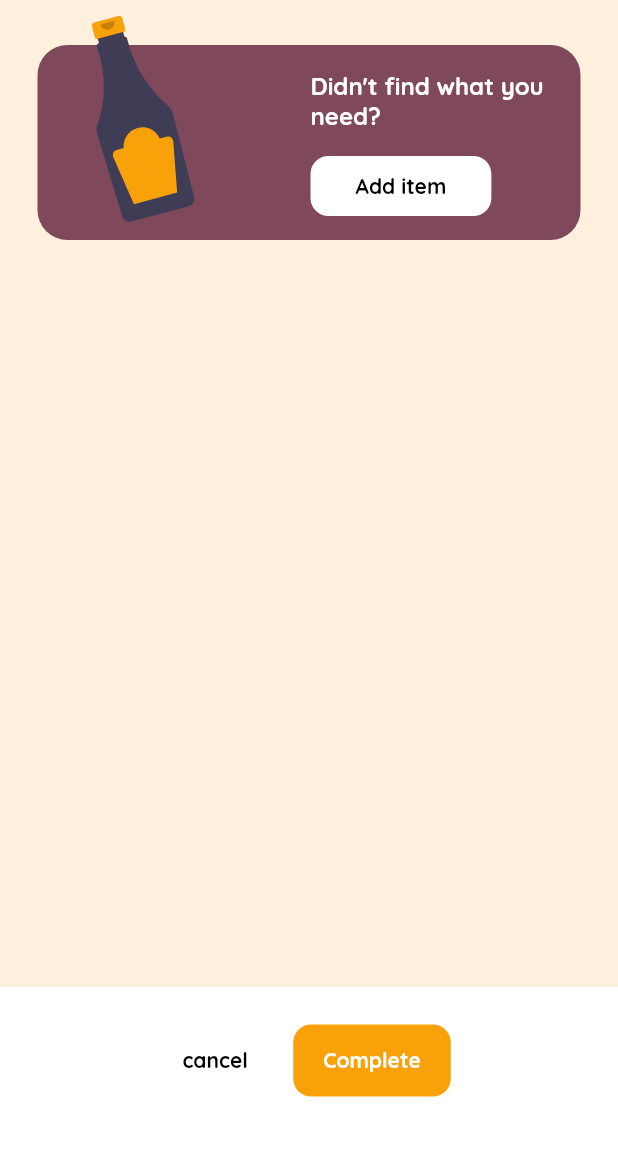
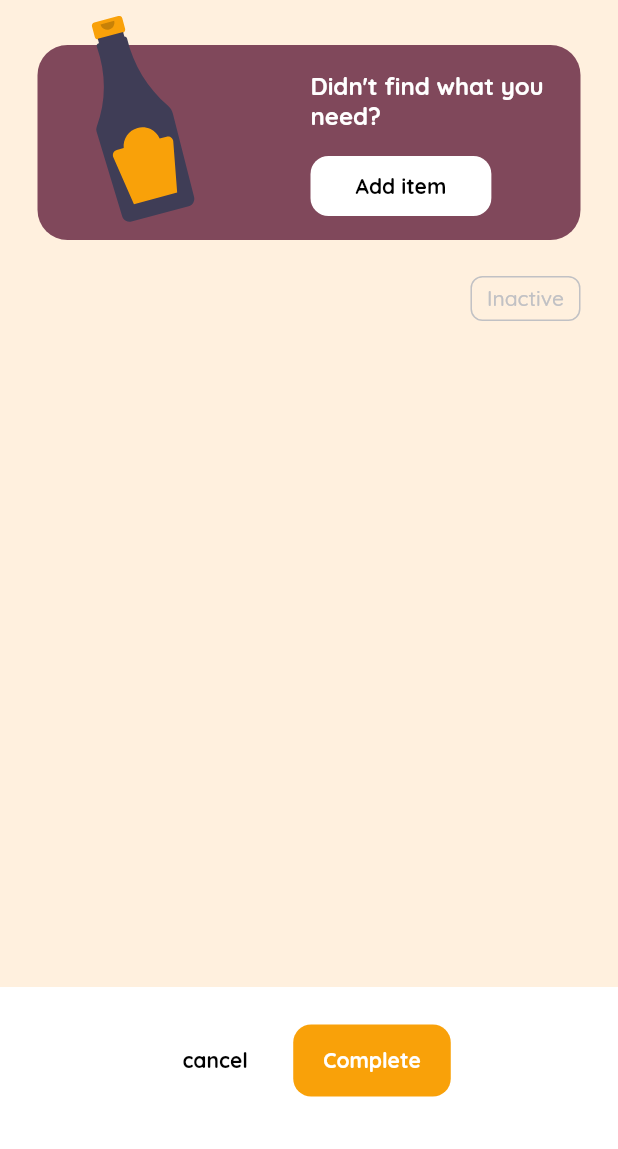
Before and after one commit to glomvardos/shoppingify-flutter, a Flutter app: the SelectedShoppingListScreen screen opened directly with empty values, on a phone screen of 412 x 824 dp, the part 87-1236 px from its top. Run offline on Flutter 3.47's test engine with Material 2 defaults, Android fonts, the phone set to English and light mode, and no system bars; our stand-ins replace bloc, dio, equatable, flutter_bloc, flutter_svg, shared_preferences; accounts and stored records are empty.

Commit message:
Added selected shopping list  button states

```diff
--- /dev/null
+++ b/lib/helpers/shopping_list_status.dart
@@ -0,0 +1,28 @@
+import 'package:flutter/material.dart';
+import 'package:shoppingify/models/shoppinglist.dart';
+
+class ShoppingListStatus {
+  static Map<String, dynamic> status(ShoppingList list) {
+    if (list.isActive) {
+      return {
+        "status": "Active",
+        "color": Colors.greenAccent,
+      };
+    } else if (list.isCompleted) {
+      return {
+        "status": "Completed",
+        "color": const Color(0xFF56CCF2),
+      };
+    } else if (list.isCancelled) {
+      return {
+        "status": "Cancelled",
+        "color": const Color(0xFFEB5757),
+      };
+    } else {
+      return {
+        "status": "Inactive",
+        "color": const Color(0xFFC1C1C4),
+      };
+    }
+  }
+}
--- a/lib/screens/selected_shopping_list/selected_shopping_list_screen.dart
+++ b/lib/screens/selected_shopping_list/selected_shopping_list_screen.dart
@@ -1,6 +1,7 @@
 import 'package:flutter/material.dart';
 import 'package:flutter_bloc/flutter_bloc.dart';
 import 'package:shoppingify/enums/button_type.dart';
+import 'package:shoppingify/helpers/shopping_list_status.dart';
 import 'package:shoppingify/helpers/string_methods.dart';
 import 'package:shoppingify/models/item.dart';
 import 'package:shoppingify/models/shoppinglist.dart';
@@ -12,19 +13,40 @@ import 'package:shoppingify/widgets/ui/buttons/button.dart';
 import 'package:shoppingify/widgets/ui/buttons/go_back_btn.dart';
 import 'package:shoppingify/widgets/ui/shopping_list_header.dart';
 
-class SelectedShoppingListScreen extends StatelessWidget {
+class SelectedShoppingListScreen extends StatefulWidget {
   const SelectedShoppingListScreen({Key? key}) : super(key: key);
   static const routeName = '/selected-shopping-list';
 
   @override
+  State<SelectedShoppingListScreen> createState() =>
+      _SelectedShoppingListScreenState();
+}
+
+class _SelectedShoppingListScreenState
+    extends State<SelectedShoppingListScreen> {
+  late ShoppingList _shoppingList;
+  bool isListCompleted = false;
+
+  @override
+  void didChangeDependencies() {
+    _shoppingList = ModalRoute.of(context)?.settings.arguments as ShoppingList;
+    isListCompleted = _shoppingList.categories.every((item) => item.isChecked);
+    super.didChangeDependencies();
+  }
+
+  void _checkIfListIsCompleted() {
+    setState(() {
+      isListCompleted =
+          _shoppingList.categories.every((item) => item.isChecked);
+    });
+  }
+
+  @override
   Widget build(BuildContext context) {
-    final shoppingList =
-        ModalRoute.of(context)?.settings.arguments as ShoppingList;
-    final Map<String, List<Item>> items = {};
-
     Future<bool> buttonDialog(String text) async {
       final capitalizedText = StringMethods.capitalizeString(text);
       return await showDialog(
+          barrierDismissible: false,
           context: context,
           builder: (context) {
             return CustomAlertDialog(
@@ -39,7 +61,7 @@ class SelectedShoppingListScreen extends StatelessWidget {
     void onSubmitListAction(bool isCompleted, bool isCancelled, String text) {
       context
           .read<ShoppingListService>()
-          .updateShoppingList(shoppingList.id!, isCompleted, isCancelled)
+          .updateShoppingList(_shoppingList.id!, isCompleted, isCancelled)
           .then((_) => {
                 ScaffoldMessenger.of(context).showSnackBar(
                   SnackBar(
@@ -64,7 +86,9 @@ class SelectedShoppingListScreen extends StatelessWidget {
               });
     }
 
-    for (var item in shoppingList.categories) {
+    final Map<String, List<Item>> items = {};
+
+    for (var item in _shoppingList.categories) {
       if (!items.containsKey(item.category)) {
         items[item.category] = [item];
       } else {
@@ -79,7 +103,11 @@ class SelectedShoppingListScreen extends StatelessWidget {
           categoryName: category,
           items: items,
           isListOfCheckBoxes: true,
-          listId: shoppingList.id,
+          isCheckBoxNotEnabled: _shoppingList.isCompleted ||
+              _shoppingList.isCancelled ||
+              !_shoppingList.isActive,
+          listId: _shoppingList.id,
+          checkIfListIsCompleted: _checkIfListIsCompleted,
         ),
       );
     });
@@ -106,7 +134,7 @@ class SelectedShoppingListScreen extends StatelessWidget {
                             const GoBackBtn(),
                             Button(
                                 type: ButtonType.primary,
-                                text: shoppingList.isActive
+                                text: _shoppingList.isActive
                                     ? 'Make Inactive'
                                     : 'Make Active',
                                 onPressedHandler: () {})
@@ -114,10 +142,38 @@ class SelectedShoppingListScreen extends StatelessWidget {
                         ),
                         const ShoppingListHeader(),
                         const SizedBox(height: 20),
-                        Text(
-                          shoppingList.name,
-                          style: const TextStyle(
-                              fontSize: 30, fontWeight: FontWeight.bold),
+                        Row(
+                          mainAxisAlignment: MainAxisAlignment.spaceBetween,
+                          children: [
+                            FittedBox(
+                              child: Text(
+                                _shoppingList.name,
+                                style: const TextStyle(
+                                    fontSize: 30, fontWeight: FontWeight.bold),
+                              ),
+                            ),
+                            Container(
+                              padding: const EdgeInsets.symmetric(
+                                  horizontal: 10, vertical: 5),
+                              decoration: BoxDecoration(
+                                borderRadius: BorderRadius.circular(8),
+                                border: Border.all(
+                                  color: ShoppingListStatus.status(
+                                      _shoppingList)['color'],
+                                  width: 1,
+                                ),
+                              ),
+                              child: Text(
+                                ShoppingListStatus.status(
+                                    _shoppingList)['status'],
+                                style: TextStyle(
+                                  color: ShoppingListStatus.status(
+                                      _shoppingList)['color'],
+                                  fontWeight: FontWeight.w500,
+                                ),
+                              ),
+                            )
+                          ],
                         ),
                         ...displayItems,
                       ],
@@ -133,6 +189,8 @@ class SelectedShoppingListScreen extends StatelessWidget {
                     children: [
                       Button(
                         type: ButtonType.secondary,
+                        isDisabled: _shoppingList.isCompleted ||
+                            _shoppingList.isCancelled,
                         text: 'cancel',
                         onPressedHandler: () async {
                           final res = await buttonDialog('cancel');
@@ -146,6 +204,8 @@ class SelectedShoppingListScreen extends StatelessWidget {
                       Button(
                         type: ButtonType.primary,
                         text: 'Complete',
+                        isDisabled:
+                            !isListCompleted || _shoppingList.isCompleted,
                         onPressedHandler: () async {
                           final res = await buttonDialog('complete');
                           if (res) {
--- a/lib/screens/shopping_list/widgets/shopping_list_items.dart
+++ b/lib/screens/shopping_list/widgets/shopping_list_items.dart
@@ -10,6 +10,8 @@ class ShoppingListItems extends StatelessWidget {
     required this.categoryName,
     required this.items,
     required this.isListOfCheckBoxes,
+    required this.checkIfListIsCompleted,
+    required this.isCheckBoxNotEnabled,
     this.listId = 0,
   }) : super(key: key);
 
@@ -17,6 +19,8 @@ class ShoppingListItems extends StatelessWidget {
   final List<Item> items;
   final int? listId;
   final bool isListOfCheckBoxes;
+  final bool isCheckBoxNotEnabled;
+  final Function checkIfListIsCompleted;
 
   @override
   Widget build(BuildContext context) {
@@ -40,6 +44,8 @@ class ShoppingListItems extends StatelessWidget {
                   ? ItemCheckBox(
                       item: item,
                       listId: listId!,
+                      checkIfListIsCompleted: checkIfListIsCompleted,
+                      isCheckBoxNotEnabled: isCheckBoxNotEnabled,
                     )
                   : ShoppingListItem(item: item),
             )
--- a/lib/widgets/ui/buttons/button.dart
+++ b/lib/widgets/ui/buttons/button.dart
@@ -2,25 +2,32 @@ import 'package:flutter/material.dart';
 import 'package:shoppingify/enums/button_type.dart';
 
 class Button extends StatelessWidget {
-  const Button(
-      {Key? key,
-      required this.type,
-      required this.text,
-      required this.onPressedHandler})
-      : super(key: key);
+  const Button({
+    Key? key,
+    required this.type,
+    required this.text,
+    required this.onPressedHandler,
+    this.isDisabled = false,
+  }) : super(key: key);
 
   final ButtonType type;
   final String text;
   final Function onPressedHandler;
+  final bool isDisabled;
 
   @override
   Widget build(BuildContext context) {
     return ButtonType.primary == type
         ? ElevatedButton(
-            onPressed: () => onPressedHandler(),
+            onPressed: () => isDisabled ? null : onPressedHandler(),
             style: ButtonStyle(
               shape: MaterialStateProperty.all<RoundedRectangleBorder>(
                 RoundedRectangleBorder(borderRadius: BorderRadius.circular(12)),
+              ),
+              backgroundColor: MaterialStateProperty.all<Color>(
+                isDisabled
+                    ? Colors.grey
+                    : Theme.of(context).colorScheme.primary,
               ),
               elevation: MaterialStateProperty.all(0),
               padding: MaterialStateProperty.all(
@@ -33,7 +40,7 @@ class Button extends StatelessWidget {
             ),
           )
         : TextButton(
-            onPressed: () => onPressedHandler(),
+            onPressed: () => isDisabled ? null : onPressedHandler(),
             child: Text(
               text,
               style: const TextStyle(
```
Also changed, not shown: lib/screens/history/widgets/display_shopping_list.dart (+10 -29 lines), lib/screens/selected_shopping_list/widgets/item_checkbox.dart (+16 -5 lines), lib/screens/shopping_list/shopping_list_screen.dart (+9 -5 lines).
